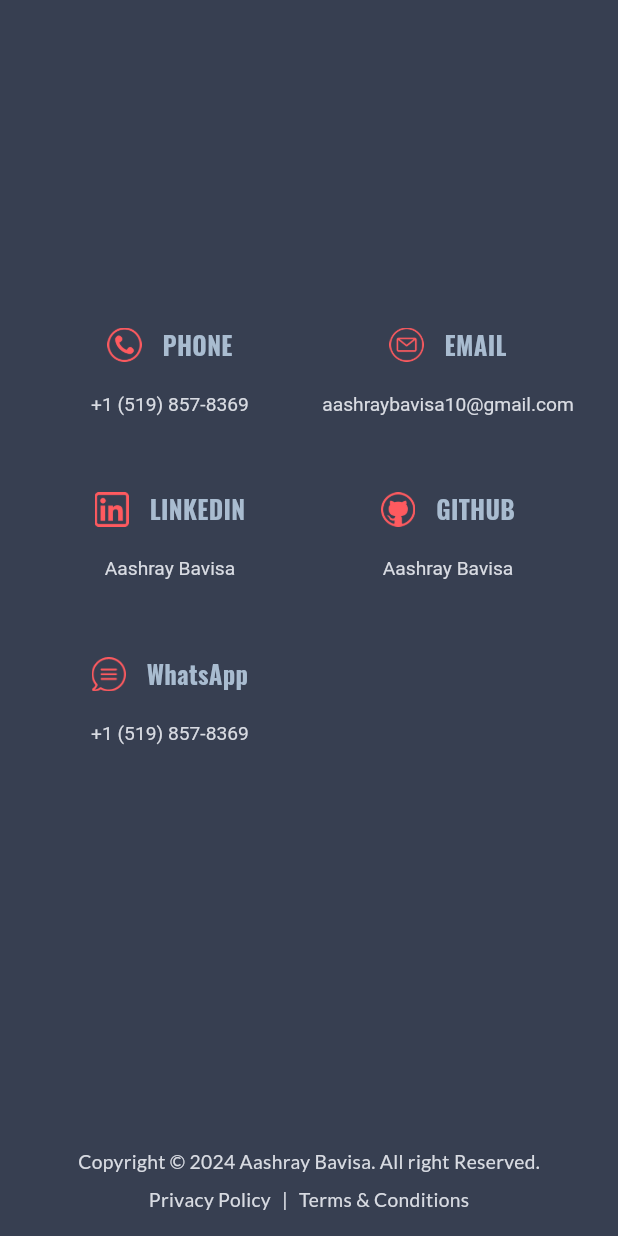
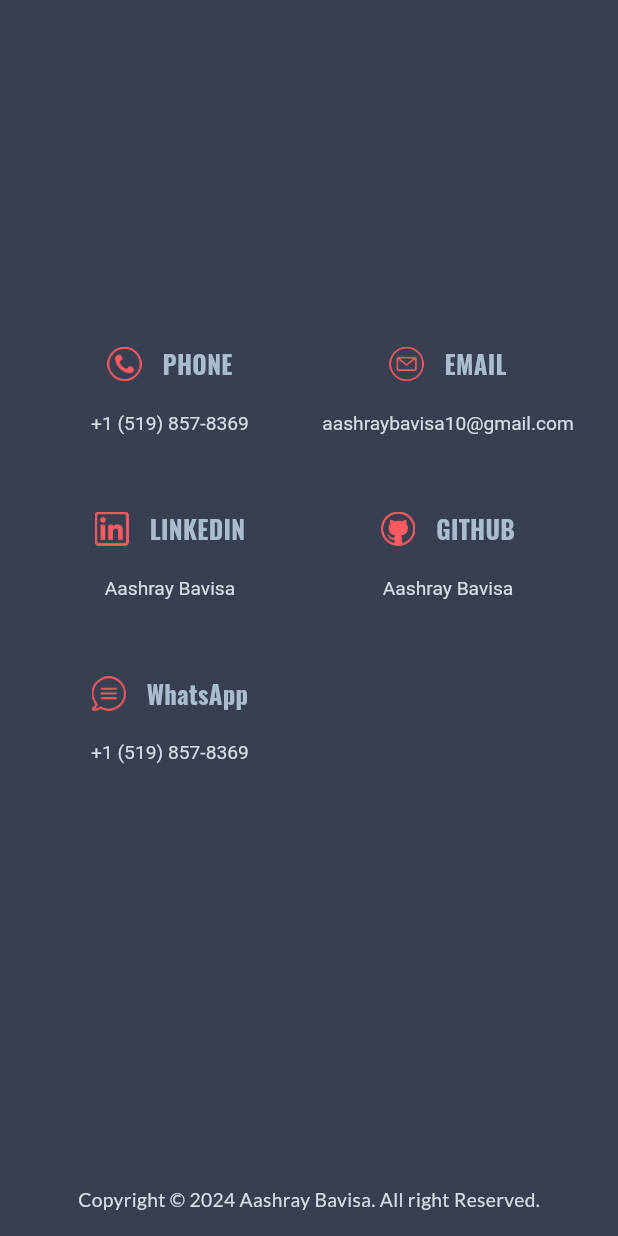
Before and after one commit to aashraybavisa/flutter-portfolio, a Flutter app: the FooterPage widget shown alone on an empty page, opened directly, on a phone screen of 412 x 824 dp. Run offline on Flutter 3.47's test engine with Material 3 defaults, Android fonts, the phone set to English and light mode, and no system bars; our stand-ins replace animated_text_kit, google_fonts, lottie, responsive_framework, scrollable_positioned_list.

Commit message:
feat: privacy policy row removed
minor text changes

```diff
--- a/lib/data/educations.dart
+++ b/lib/data/educations.dart
@@ -2,7 +2,7 @@ import 'package:portfolio_app/models/education.dart';
 
 const List<Education> educations = [
   Education(
-    description: 'PG Certificate in Mobile Application Development',
+    description: 'PG in Mobile Application Development',
     college: 'Fanshawe College, Ontario, Canada',
     linkName: 'heyflutter.com',
     period: '2023 - 2024',
--- a/lib/data/skill_list.dart
+++ b/lib/data/skill_list.dart
@@ -3,9 +3,9 @@ import 'package:portfolio_app/models/skill.dart';
 const List<Skill> skills = [
   Skill(skill: 'React Native', percentage: 95),
   Skill(skill: 'iOS', percentage: 85),
-  Skill(skill: 'Swift', percentage: 85),
   Skill(skill: 'Flutter', percentage: 80),
   Skill(skill: 'Android', percentage: 80),
+  Skill(skill: 'Swift', percentage: 85),
   Skill(skill: 'Kotlin', percentage: 85),
   Skill(skill: 'JavaScript', percentage: 90),
   Skill(skill: 'React.js', percentage: 80),
--- a/lib/pages/footer_page.dart
+++ b/lib/pages/footer_page.dart
@@ -91,54 +91,54 @@ class FooterPage extends StatelessWidget {
             ),
           ),
           // Footer section with Copyright and T&C
-          Padding(
+          const Padding(
             padding: const EdgeInsets.symmetric(
                 horizontal:
                     16), // Maintains horizontal padding for the footer as well
             child: Column(
               children: [
-                const Text(
+                Text(
                   copyrightText,
                   style: TextStyle(color: captionColor),
                 ),
-                const SizedBox(height: 8),
-                Row(
-                  mainAxisAlignment: MainAxisAlignment.center,
-                  children: [
-                    GestureDetector(
-                      onTap: () {
-                        Utils.launchLink(privacyLink);
-                      },
-                      child: const MouseRegion(
-                        cursor: SystemMouseCursors.click,
-                        child: Text(
-                          'Privacy Policy',
-                          style: TextStyle(color: captionColor),
-                        ),
-                      ),
-                    ),
-                    Container(
-                      padding: const EdgeInsets.symmetric(horizontal: 8),
-                      child: const Text(
-                        '|',
-                        style: TextStyle(color: captionColor),
-                      ),
-                    ),
-                    GestureDetector(
-                      onTap: () {
-                        Utils.launchLink(tncLink);
-                      },
-                      child: const MouseRegion(
-                        cursor: SystemMouseCursors.click,
-                        child: Text(
-                          'Terms & Conditions',
-                          style: TextStyle(color: captionColor),
-                        ),
-                      ),
-                    ),
-                  ],
-                ),
-                const SizedBox(height: 16),
+                SizedBox(height: 16),
+                // Row(
+                //   mainAxisAlignment: MainAxisAlignment.center,
+                //   children: [
+                //     GestureDetector(
+                //       onTap: () {
+                //         Utils.launchLink(privacyLink);
+                //       },
+                //       child: const MouseRegion(
+                //         cursor: SystemMouseCursors.click,
+                //         child: Text(
+                //           'Privacy Policy',
+                //           style: TextStyle(color: captionColor),
+                //         ),
+                //       ),
+                //     ),
+                //     Container(
+                //       padding: const EdgeInsets.symmetric(horizontal: 8),
+                //       child: const Text(
+                //         '|',
+                //         style: TextStyle(color: captionColor),
+                //       ),
+                //     ),
+                //     GestureDetector(
+                //       onTap: () {
+                //         Utils.launchLink(tncLink);
+                //       },
+                //       child: const MouseRegion(
+                //         cursor: SystemMouseCursors.click,
+                //         child: Text(
+                //           'Terms & Conditions',
+                //           style: TextStyle(color: captionColor),
+                //         ),
+                //       ),
+                //     ),
+                //   ],
+                // ),
+                // const SizedBox(height: 16),
               ],
             ),
           ),
```
Also changed, not shown: lib/pages/about_page.dart (+9 -13 lines).
